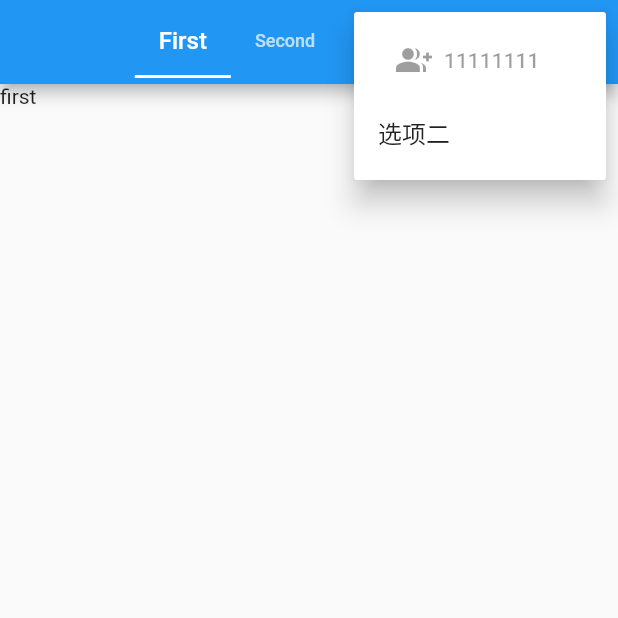
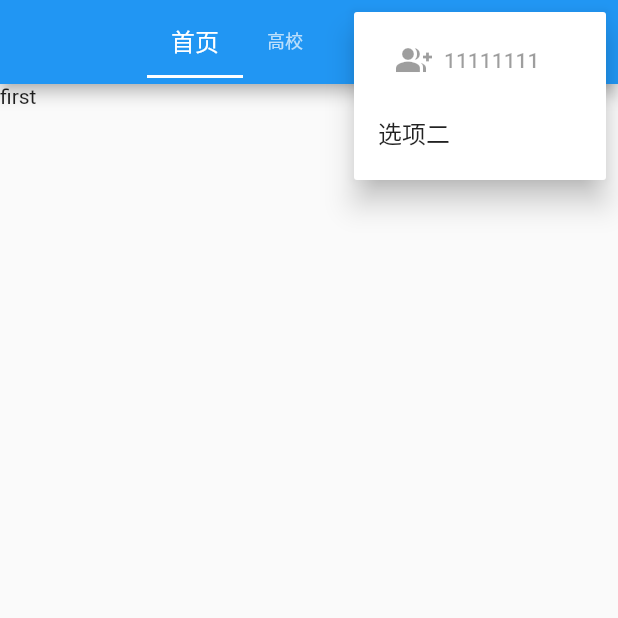
Before and after one commit to hanyunmuyu/flutter, a Flutter app: the screen it shows after launch, after a tap on the "add" icon, on a phone screen of 412 x 824 dp, the top half of it. Run offline on Flutter 3.47's test engine with Material 2 defaults, Android fonts, the phone set to English and light mode, and no system bars; network calls fail.

```diff
--- a/lib/HomePage.dart
+++ b/lib/HomePage.dart
@@ -21,8 +21,12 @@ class HomePageState extends State<HomePageWidget>
     with SingleTickerProviderStateMixin {
   TabController _tabController;
   final List<Tab> myTabs = <Tab>[
-    new Tab(text: 'First'),
-    new Tab(text: 'Second'),
+    new Tab(
+      text: '首页',
+    ),
+    new Tab(
+      text: '高校',
+    ),
   ];
 
   @override
```
Also changed, not shown: lib/SearchPage.dart (+46 -0 lines), 1 other file.
